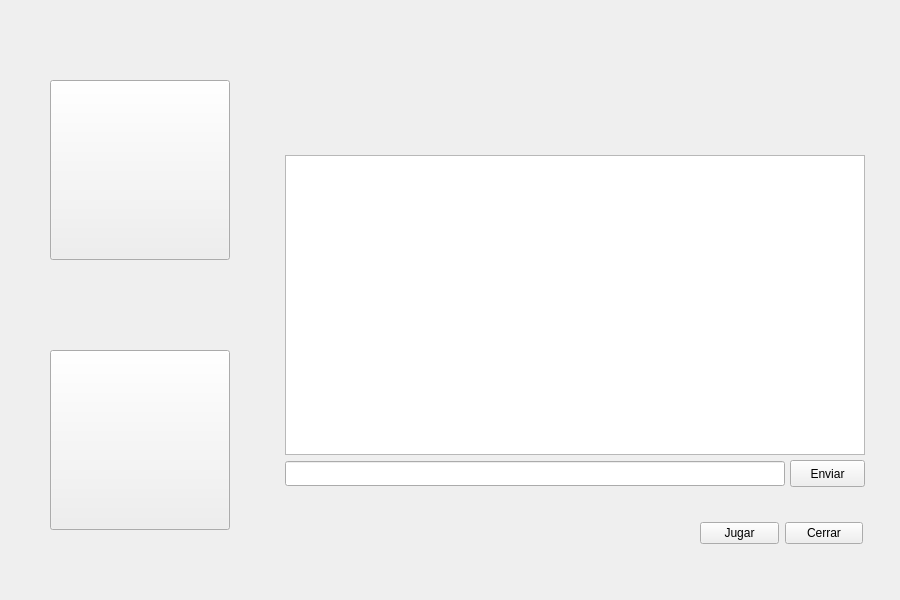
The window that Privado.ui (min1t3ck/PRACTICA_07) describes before a commit, drawn with Qt 5.
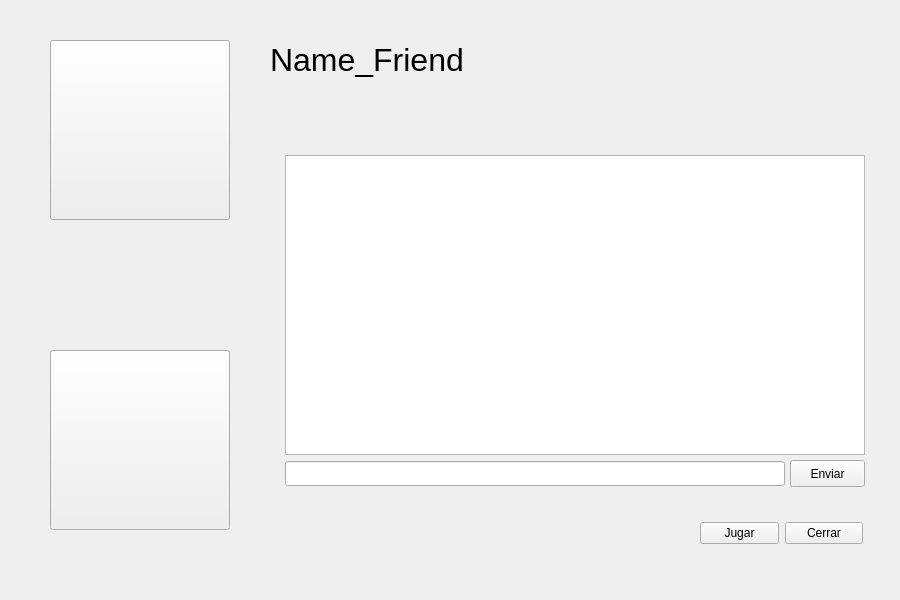
The same window after the commit. Icons and pictures are not drawn.

Commit message: Cambios en Labels

Diff of the .ui file:
```diff
--- a/Privado.ui
+++ b/Privado.ui
@@ -97,45 +97,45 @@
     <string>Enviar</string>
    </property>
   </widget>
+  <widget class="QPushButton" name="btn_friendPicture">
+   <property name="geometry">
+    <rect>
+     <x>50</x>
+     <y>40</y>
+     <width>180</width>
+     <height>180</height>
+    </rect>
+   </property>
+   <property name="minimumSize">
+    <size>
+     <width>180</width>
+     <height>180</height>
+    </size>
+   </property>
+   <property name="maximumSize">
+    <size>
+     <width>180</width>
+     <height>180</height>
+    </size>
+   </property>
+   <property name="text">
+    <string/>
+   </property>
+   <property name="icon">
+    <iconset>
+     <normaloff>../Practica 7/Icons/Icon_Fish.jpg</normaloff>../Practica 7/Icons/Icon_Fish.jpg</iconset>
+   </property>
+   <property name="iconSize">
+    <size>
+     <width>165</width>
+     <height>165</height>
+    </size>
+   </property>
+  </widget>
   <widget class="QPushButton" name="btn_profilePicture">
    <property name="geometry">
     <rect>
      <x>50</x>
-     <y>80</y>
-     <width>180</width>
-     <height>180</height>
-    </rect>
-   </property>
-   <property name="minimumSize">
-    <size>
-     <width>180</width>
-     <height>180</height>
-    </size>
-   </property>
-   <property name="maximumSize">
-    <size>
-     <width>180</width>
-     <height>180</height>
-    </size>
-   </property>
-   <property name="text">
-    <string/>
-   </property>
-   <property name="icon">
-    <iconset>
-     <normaloff>../Practica 7/Icons/Icon_Fish.jpg</normaloff>../Practica 7/Icons/Icon_Fish.jpg</iconset>
-   </property>
-   <property name="iconSize">
-    <size>
-     <width>165</width>
-     <height>165</height>
-    </size>
-   </property>
-  </widget>
-  <widget class="QPushButton" name="btn_profilePicture_2">
-   <property name="geometry">
-    <rect>
-     <x>50</x>
      <y>350</y>
      <width>180</width>
      <height>180</height>
@@ -193,6 +193,39 @@
     </item>
    </layout>
   </widget>
+  <widget class="QLabel" name="userName">
+   <property name="geometry">
+    <rect>
+     <x>270</x>
+     <y>40</y>
+     <width>381</width>
+     <height>40</height>
+    </rect>
+   </property>
+   <property name="minimumSize">
+    <size>
+     <width>370</width>
+     <height>40</height>
+    </size>
+   </property>
+   <property name="maximumSize">
+    <size>
+     <width>580</width>
+     <height>40</height>
+    </size>
+   </property>
+   <property name="font">
+    <font>
+     <pointsize>24</pointsize>
+    </font>
+   </property>
+   <property name="text">
+    <string>Name_Friend</string>
+   </property>
+   <property name="alignment">
+    <set>Qt::AlignLeading|Qt::AlignLeft|Qt::AlignVCenter</set>
+   </property>
+  </widget>
  </widget>
  <resources/>
  <connections/>
```
Left out of the diff: 4 changed lines with no effect on the pictures. The commit also changes 9 other files.
